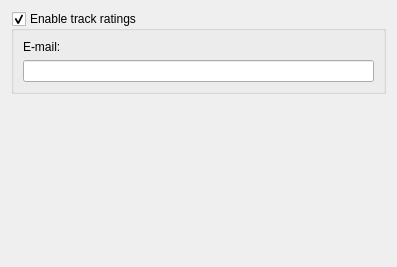
First picture: the form in ui/options_ratings.ui, repository metabrainz/picard, before the edit.
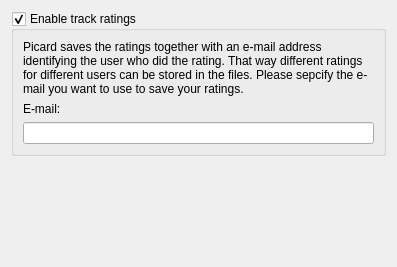
Second picture: the form after the edit.

What changed in the file:
```diff
--- a/ui/options_ratings.ui
+++ b/ui/options_ratings.ui
@@ -22,6 +22,16 @@
       <bool>true</bool>
      </property>
      <layout class="QVBoxLayout" >
+      <item>
+       <widget class="QLabel" name="label" >
+        <property name="text" >
+         <string>Picard saves the ratings together with an e-mail address identifying the user who did the rating. That way different ratings for different users can be stored in the files. Please sepcify the e-mail you want to use to save your ratings.</string>
+        </property>
+        <property name="wordWrap" >
+         <bool>true</bool>
+        </property>
+       </widget>
+      </item>
       <item>
        <widget class="QLabel" name="ignore_tags_2" >
         <property name="enabled" >
```
